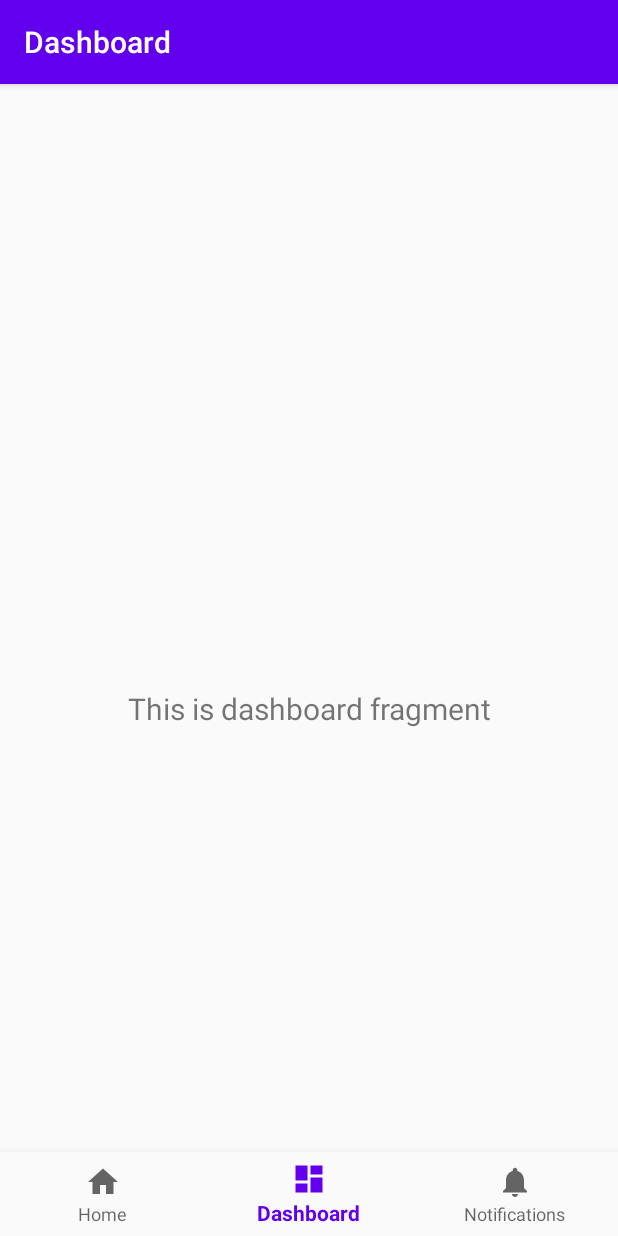
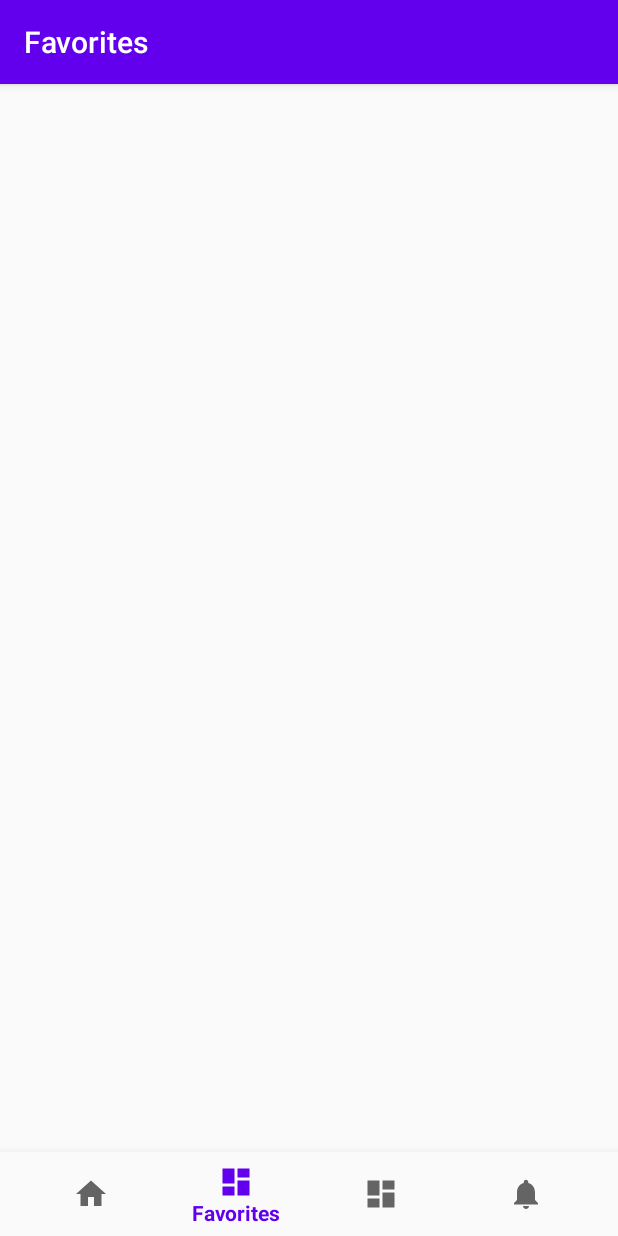
Before and after one commit to ignmendez-99/TP3-HCI, an Android app: the screen it shows after launch (MainActivity), item 2 of the bottom bar chosen, on a phone screen of 412 x 824 dp. Run offline under Robolectric (Android 15) with nearby library versions, the phone set to English and light mode, and no system bars; our stand-ins replace navigation-ui.

Commit message:
Added 4th element to Bottom Navigation: "Favorites"

```diff
--- a/UltraHome/app/src/main/java/com/example/ultrahome/MainActivity.java
+++ b/UltraHome/app/src/main/java/com/example/ultrahome/MainActivity.java
@@ -20,7 +20,7 @@ public class MainActivity extends AppCompatActivity {
         // Passing each menu ID as a set of Ids because each
         // menu should be considered as top level destinations.
         AppBarConfiguration appBarConfiguration = new AppBarConfiguration.Builder(
-                R.id.navigation_home, R.id.navigation_dashboard, R.id.navigation_notifications)
+                R.id.navigation_home, R.id.navigation_favorites, R.id.navigation_dashboard, R.id.navigation_notifications)
                 .build();
         NavController navController = Navigation.findNavController(this, R.id.nav_host_fragment);
         NavigationUI.setupActionBarWithNavController(this, navController, appBarConfiguration);
--- /dev/null
+++ b/UltraHome/app/src/main/java/com/example/ultrahome/ui/favorites/FavoritesFragment.java
@@ -0,0 +1,20 @@
+package com.example.ultrahome.ui.favorites;
+
+import android.os.Bundle;
+import android.view.LayoutInflater;
+import android.view.View;
+import android.view.ViewGroup;
+
+import androidx.annotation.NonNull;
+import androidx.fragment.app.Fragment;
+
+import com.example.ultrahome.R;
+
+public class FavoritesFragment extends Fragment {
+
+    public View onCreateView(@NonNull LayoutInflater inflater,
+                             ViewGroup container, Bundle savedInstanceState) {
+        View root = inflater.inflate(R.layout.fragment_favorites, container, false);
+        return root;
+    }
+}
--- /dev/null
+++ b/UltraHome/app/src/main/java/com/example/ultrahome/ui/favorites/FavoritesViewModel.java
@@ -0,0 +1,18 @@
+package com.example.ultrahome.ui.favorites;
+
+import androidx.lifecycle.LiveData;
+import androidx.lifecycle.MutableLiveData;
+import androidx.lifecycle.ViewModel;
+
+public class FavoritesViewModel extends ViewModel {
+    private MutableLiveData<String> mText;
+
+    public FavoritesViewModel() {
+        mText = new MutableLiveData<>();
+        mText.setValue("This is favorites fragment");
+    }
+
+    public LiveData<String> getText() {
+        return mText;
+    }
+}
--- /dev/null
+++ b/UltraHome/app/src/main/res/layout/fragment_favorites.xml
@@ -0,0 +1,9 @@
+<?xml version="1.0" encoding="utf-8"?>
+<androidx.constraintlayout.widget.ConstraintLayout
+    xmlns:android="http://schemas.android.com/apk/res/android"
+    xmlns:app="http://schemas.android.com/apk/res-auto"
+    xmlns:tools="http://schemas.android.com/tools"
+    android:layout_width="match_parent"
+    android:layout_height="match_parent">
+
+</androidx.constraintlayout.widget.ConstraintLayout>
--- a/UltraHome/app/src/main/res/layout/fragment_home.xml
+++ b/UltraHome/app/src/main/res/layout/fragment_home.xml
@@ -1,5 +1,6 @@
 <?xml version="1.0" encoding="utf-8"?>
-<androidx.constraintlayout.widget.ConstraintLayout xmlns:android="http://schemas.android.com/apk/res/android"
+<androidx.constraintlayout.widget.ConstraintLayout
+    xmlns:android="http://schemas.android.com/apk/res/android"
     xmlns:app="http://schemas.android.com/apk/res-auto"
     xmlns:tools="http://schemas.android.com/tools"
     android:layout_width="match_parent"
--- a/UltraHome/app/src/main/res/menu/bottom_nav_menu.xml
+++ b/UltraHome/app/src/main/res/menu/bottom_nav_menu.xml
@@ -5,6 +5,11 @@
         android:id="@+id/navigation_home"
         android:icon="@drawable/ic_home_black_24dp"
         android:title="@string/title_home" />
+
+    <item
+        android:id="@+id/navigation_favorites"
+        android:icon="@drawable/ic_dashboard_black_24dp"
+        android:title="Favorites" />
 
     <item
         android:id="@+id/navigation_dashboard"
--- a/UltraHome/app/src/main/res/navigation/mobile_navigation.xml
+++ b/UltraHome/app/src/main/res/navigation/mobile_navigation.xml
@@ -22,4 +22,10 @@
         android:name="com.example.ultrahome.ui.notifications.NotificationsFragment"
         android:label="@string/title_notifications"
         tools:layout="@layout/fragment_notifications" />
+
+    <fragment
+        android:id="@+id/navigation_favorites"
+        android:name="com.example.ultrahome.ui.favorites.FavoritesFragment"
+        android:label="Favorites"
+        tools:layout="@layout/fragment_favorites"/>
 </navigation>
```
